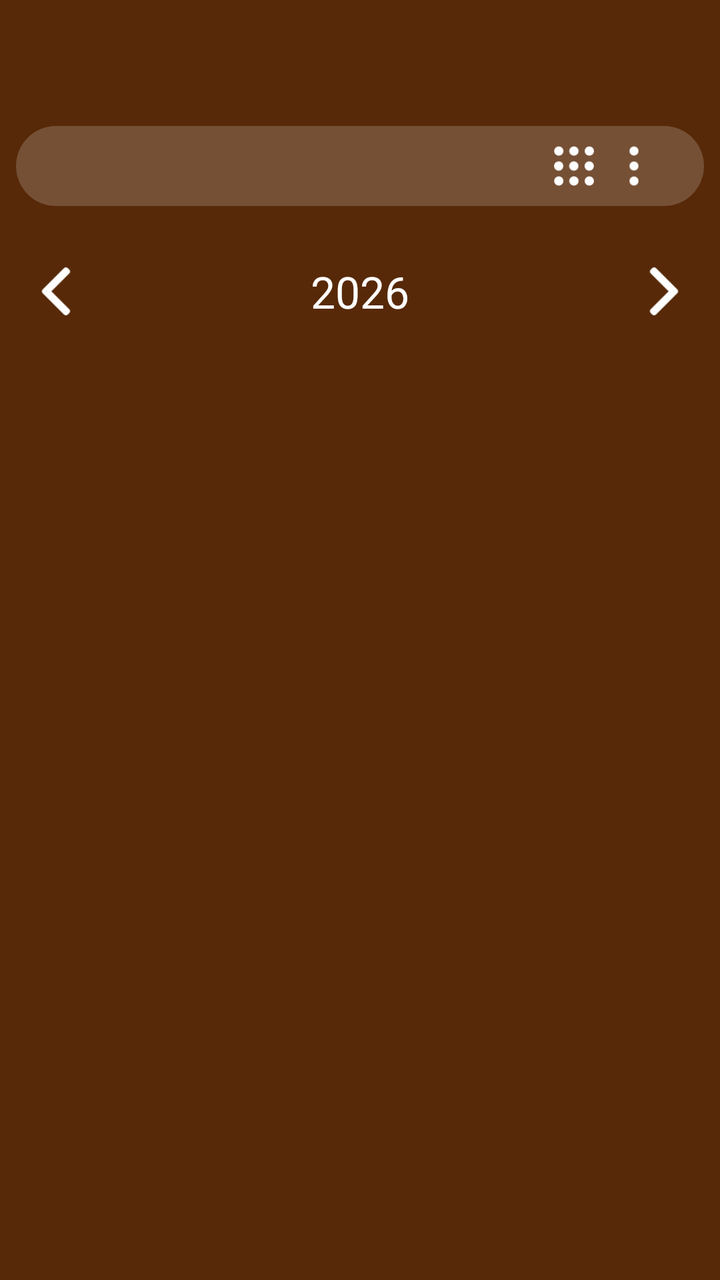
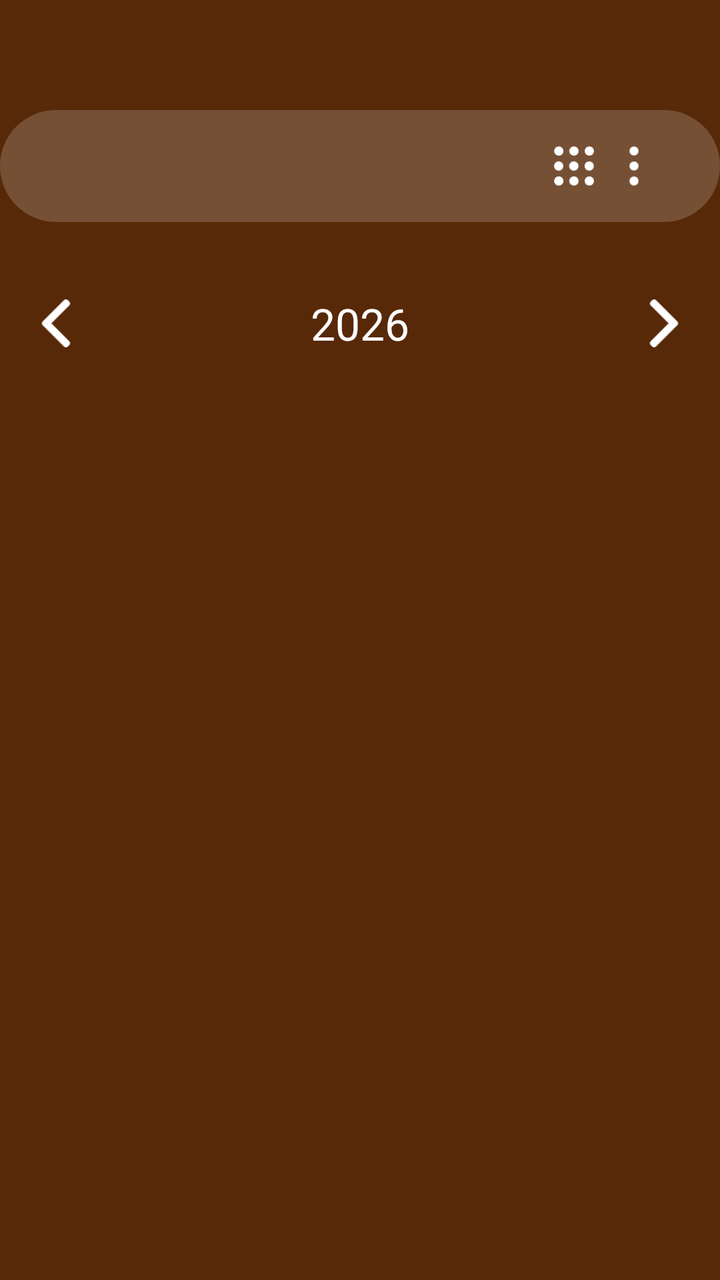

Two renders of the same Android screen: before a commit and after it. Below are the layout's source before the change and the commit's diff.
<!-- AndroidManifest.xml: application theme Base.Theme.Unnepek -->
<!-- res/layout/activity_main.xml -->
<?xml version="1.0" encoding="utf-8"?>
<RelativeLayout xmlns:android="http://schemas.android.com/apk/res/android"
    android:id="@+id/yearLayout"
    android:layout_width="match_parent"
    android:layout_height="match_parent"
    android:background="#572908"

    android:padding="8dp">

    <RelativeLayout
        android:id="@+id/top_bar"

        android:layout_width="match_parent"
        android:layout_height="wrap_content"
        android:layout_marginTop="55dp"
        android:background="@drawable/top_bg"
        android:backgroundTint="#2EFFFFFF"
        android:padding="8dp">

        <ImageView
            android:id="@+id/menu"
            android:layout_width="24dp"
            android:layout_height="24dp"
            android:layout_alignParentEnd="true"
            android:layout_marginEnd="15dp"
            android:src="@drawable/dots"
            android:tint="@color/white" />

        <ImageView
            android:id="@+id/monthView"
            android:layout_width="20dp"
            android:layout_height="20dp"
            android:layout_centerVertical="true"
            android:layout_marginEnd="8dp"
            android:layout_toLeftOf="@+id/menu"
            android:src="@drawable/dots_menu"
            android:tint="@color/white" />
    </RelativeLayout>

    <LinearLayout
        android:id="@+id/topBar"
        android:layout_width="match_parent"
        android:layout_height="wrap_content"
        android:layout_below="@id/top_bar"
        android:layout_marginTop="20dp"
        android:gravity="center_vertical"
        android:orientation="horizontal"
        android:padding="8dp">

        <ImageView
            android:id="@+id/prevYearBtn"
            android:layout_width="24dp"
            android:layout_height="24dp"
            android:src="@drawable/left_arrow"
            android:tint="#fff" />

        <TextView
            android:id="@+id/yearText"
            android:layout_width="0dp"
            android:layout_height="wrap_content"
            android:layout_weight="1"
            android:fontFamily="@font/poppins_bold"
            android:gravity="center"
            android:text="2026"
            android:textColor="#fff"
            android:textSize="22sp" />

        <ImageView
            android:id="@+id/nextYearBtn"
            android:layout_width="24dp"
            android:layout_height="24dp"
            android:src="@drawable/right_arrow"
            android:tint="#fff" />
    </LinearLayout>

    <GridView
        android:id="@+id/monthGrid"
        android:layout_width="match_parent"
        android:layout_height="match_parent"
        android:layout_below="@id/topBar"
        android:layout_marginTop="20dp"
        android:gravity="center"
        android:horizontalSpacing="12dp"
        android:numColumns="3"
        android:paddingTop="12dp"
        android:verticalSpacing="22dp" />
</RelativeLayout>
<!-- resources referenced by this layout -->
<resources>
  <color name="white">#FFFFFFFF</color>
  <!-- drawable dots: png bitmap (drawable, 378 bytes) -->
  <!-- drawable dots_menu: png bitmap (drawable, 1639 bytes) -->
  <!-- drawable left_arrow: png bitmap (drawable, 524 bytes) -->
  <!-- drawable right_arrow: png bitmap (drawable, 521 bytes) -->
  <!-- drawable top_bg (drawable) -->
  <?xml version="1.0" encoding="utf-8"?>
  <shape xmlns:android="http://schemas.android.com/apk/res/android">
      <corners android:radius="50dp" />
      <solid android:color="@color/top_bg" />
  </shape>
  <style name="Base.Theme.Unnepek" parent="Theme.Material3.DayNight.NoActionBar">
          
          <item name="colorPrimary">@color/black</item>
          <item name="colorPrimaryDark">@color/black</item>
          <item name="colorAccent">@color/black</item>
      </style>
  <color name="top_bg">#1F3D47</color>
  <color name="black">#FF000000</color>
</resources>

<!-- the commit's change to res/layout/activity_main.xml (unified diff, before → after) -->
@@ -4,8 +4,7 @@
     android:layout_width="match_parent"
     android:layout_height="match_parent"
     android:background="#572908"
-
-    android:padding="8dp">
+>
 
     <RelativeLayout
         android:id="@+id/top_bar"
@@ -15,7 +14,7 @@
         android:layout_marginTop="55dp"
         android:background="@drawable/top_bg"
         android:backgroundTint="#2EFFFFFF"
-        android:padding="8dp">
+        android:padding="16dp">
 
         <ImageView
             android:id="@+id/menu"
@@ -45,7 +44,7 @@
         android:layout_marginTop="20dp"
         android:gravity="center_vertical"
         android:orientation="horizontal"
-        android:padding="8dp">
+        android:padding="16dp">
 
         <ImageView
             android:id="@+id/prevYearBtn"
@@ -78,10 +77,9 @@
         android:layout_width="match_parent"
         android:layout_height="match_parent"
         android:layout_below="@id/topBar"
-        android:layout_marginTop="20dp"
         android:gravity="center"
-        android:horizontalSpacing="12dp"
+        android:horizontalSpacing="5dp"
         android:numColumns="3"
         android:paddingTop="12dp"
-        android:verticalSpacing="22dp" />
+        android:verticalSpacing="5dp" />
 </RelativeLayout>
